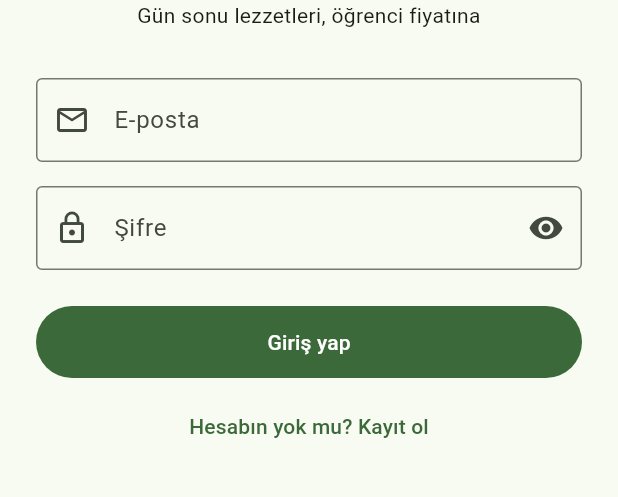
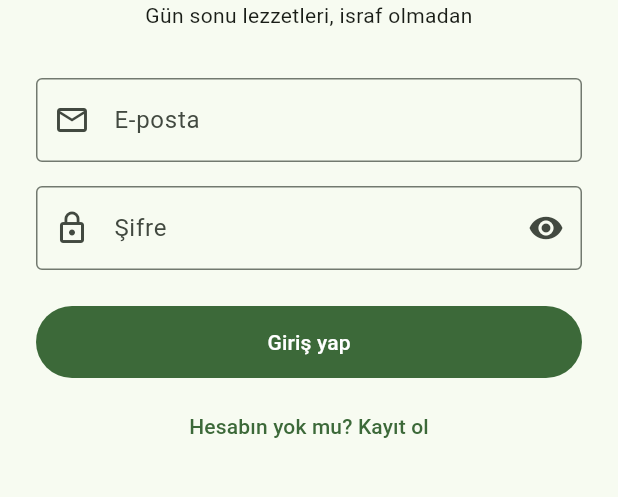
Before and after one commit to alitopraktug/sonlokma, a Flutter app: the screen it shows after launch, on a phone screen of 412 x 824 dp, the part 465-962 px from its top. Run offline on Flutter 3.47's test engine with Material 3 defaults, Android fonts, the phone set to English and light mode, and no system bars; our stand-ins replace dio, firebase_core, firebase_messaging, flutter_riverpod, flutter_secure_storage, freezed_annotation and 5 more; missing offline and left inert: screen_brightness; accounts and stored records are empty; generated files the repository leaves out were written again.

Commit message:
refactor(auth): drop .edu.tr student email detection
Registration no longer branches on university emails or shows student
discount hints; the login tagline no longer mentions students.

```diff
--- a/mobile/lib/features/student/auth/presentation/login_screen.dart
+++ b/mobile/lib/features/student/auth/presentation/login_screen.dart
@@ -64,7 +64,7 @@ class _LoginScreenState extends ConsumerState<LoginScreen> {
                       const SizedBox(height: 12),
                       Text('SonLokma',
                           textAlign: TextAlign.center, style: theme.textTheme.headlineMedium),
-                      Text('Gün sonu lezzetleri, öğrenci fiyatına',
+                      Text('Gün sonu lezzetleri, israf olmadan',
                           textAlign: TextAlign.center, style: theme.textTheme.bodyMedium),
                       const SizedBox(height: 32),
                       TextFormField(
--- a/mobile/lib/features/student/auth/presentation/validators.dart
+++ b/mobile/lib/features/student/auth/presentation/validators.dart
@@ -16,7 +16,4 @@ abstract final class AuthValidators {
 
   static String? name(String? v) =>
       (v == null || v.trim().length < 2) ? 'Adını gir' : null;
-
-  /// Öğrenci doğrulaması backend'de yapılır; burada sadece kullanıcıyı bilgilendiriyoruz.
-  static bool isStudentEmail(String email) => email.trim().toLowerCase().endsWith('.edu.tr');
 }
```
Also changed, not shown: mobile/lib/features/student/auth/presentation/register_screen.dart (+5 -16 lines), 2 other files.
